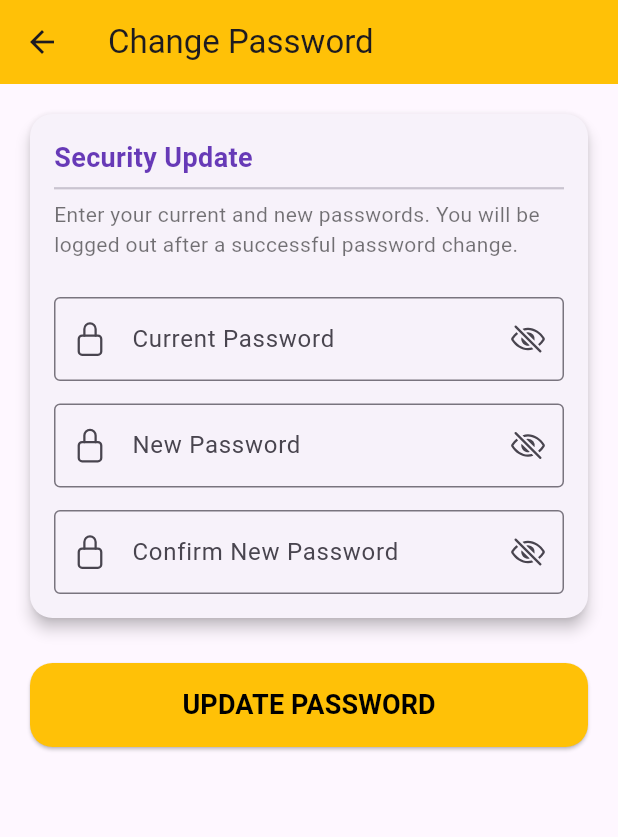
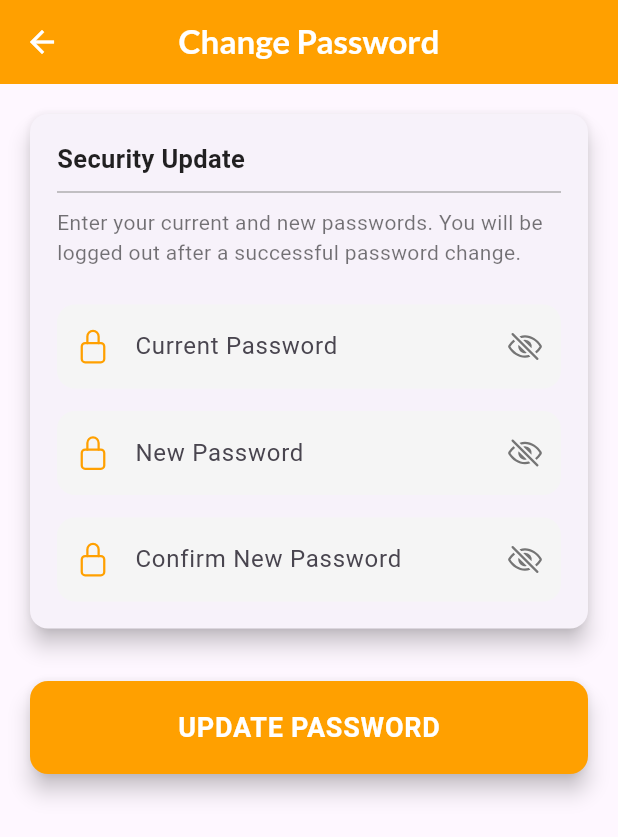
Before and after one commit to kurtpetrola/fmd, a Flutter app: the ChangePasswordPage screen opened directly with empty values, on a phone screen of 412 x 824 dp. Shown: the top 837 px of the screen. Run offline on Flutter 3.47's test engine with Material 3 defaults, Android fonts, the phone set to English and light mode, and no system bars; our stand-ins replace another_flutter_splash_screen, curved_navigation_bar, flutter_map, geocoding, ionicons, latlong2 and 1 more; missing offline and left inert: bcrypt; accounts and stored records are empty.

Commit message:
style(auth): modernize and align change password page UI

```diff
--- a/lib/features/auth/change_password_page.dart
+++ b/lib/features/auth/change_password_page.dart
@@ -104,23 +104,27 @@ class _ChangePasswordPageState extends State<ChangePasswordPage> {
   Widget _buildInfoCard(
       {required String title, required List<Widget> children}) {
     return Card(
-      elevation: 4,
-      shape: RoundedRectangleBorder(borderRadius: BorderRadius.circular(15)),
-      margin: const EdgeInsets.only(bottom: 20),
+      // Consistent card style
+      elevation: 6,
+      shape: RoundedRectangleBorder(
+          borderRadius: BorderRadius.circular(12)), // Match fields
+      margin: const EdgeInsets.only(bottom: 25), // Increased margin
       child: Padding(
-        padding: const EdgeInsets.all(16.0),
+        padding: const EdgeInsets.all(18.0), // Consistent padding
         child: Column(
           crossAxisAlignment: CrossAxisAlignment.start,
           children: [
             Text(
               title,
               style: const TextStyle(
-                fontSize: 18,
-                fontWeight: FontWeight.bold,
-                color: Colors.deepPurple,
+                fontSize: 17,
+                fontWeight: FontWeight.w700,
+                // 🟢 IMPROVEMENT: Use a dark neutral color
+                color: Colors.black87,
               ),
             ),
-            const Divider(height: 15, thickness: 1.5),
+            // Thinner divider
+            const Divider(height: 20, thickness: 0.8, color: Colors.grey),
             ...children,
           ],
         ),
@@ -135,16 +139,39 @@ class _ChangePasswordPageState extends State<ChangePasswordPage> {
       bool isVisible,
       ValueChanged<bool> onVisibilityToggle,
       String? Function(String?) validator) {
+    final Color amberColor = Colors.amber.shade700; // Define primary color
+
     return TextFormField(
       controller: controller,
       obscureText: !isVisible,
       decoration: InputDecoration(
         labelText: label,
-        border: const OutlineInputBorder(),
-        prefixIcon: const Icon(Ionicons.lock_closed_outline),
+        // Modern, filled styling
+        filled: true,
+        fillColor: Colors.grey.shade100,
+
+        // Soft, rounded border
+        border: OutlineInputBorder(
+          borderRadius: BorderRadius.circular(12),
+          borderSide: BorderSide.none,
+        ),
+
+        // Themed focused border
+        focusedBorder: OutlineInputBorder(
+          borderRadius: BorderRadius.circular(12),
+          borderSide: BorderSide(color: amberColor, width: 2.0),
+        ),
+
+        // Themed icon color for consistency
+        prefixIcon: Icon(Ionicons.lock_closed_outline, color: amberColor),
+        contentPadding: EdgeInsets.symmetric(vertical: 16, horizontal: 12),
+
         suffixIcon: IconButton(
-          icon:
-              Icon(isVisible ? Ionicons.eye_outline : Ionicons.eye_off_outline),
+          icon: Icon(
+            isVisible ? Ionicons.eye_outline : Ionicons.eye_off_outline,
+            color:
+                Colors.grey.shade600, // Use a neutral color for secondary icon
+          ),
           onPressed: () => onVisibilityToggle(!isVisible),
         ),
       ),
@@ -156,8 +183,18 @@ class _ChangePasswordPageState extends State<ChangePasswordPage> {
   Widget build(BuildContext context) {
     return Scaffold(
       appBar: AppBar(
-        title: const Text('Change Password'),
-        backgroundColor: Colors.amber,
+        title: const Text(
+          'Change Password',
+          style: TextStyle(
+            fontWeight: FontWeight.bold,
+            fontFamily: 'Lato',
+          ),
+        ),
+        // Use the specific shade and color contrast from other pages
+        backgroundColor: Colors.amber.shade700,
+        foregroundColor: Colors.white, // Text and back button color
+        centerTitle: true,
+        elevation: 0,
       ),
       body: SingleChildScrollView(
         padding: const EdgeInsets.all(20.0),
@@ -247,25 +284,31 @@ class _ChangePasswordPageState extends State<ChangePasswordPage> {
               ElevatedButton(
                 onPressed: _isLoading ? null : _changePassword,
                 style: ElevatedButton.styleFrom(
-                  backgroundColor: Colors.amber,
-                  padding: const EdgeInsets.symmetric(vertical: 15),
+                  //  Use the specific shade and white text for high contrast
+                  backgroundColor: Colors.amber.shade700,
+                  padding:
+                      const EdgeInsets.symmetric(vertical: 18), // Taller button
                   shape: RoundedRectangleBorder(
-                    borderRadius: BorderRadius.circular(15),
+                    borderRadius:
+                        BorderRadius.circular(12), // Match field radius
                   ),
+                  elevation: 6, // Make it pop
                 ),
                 child: _isLoading
                     ? const SizedBox(
                         height: 20,
                         width: 20,
                         child: CircularProgressIndicator(
-                            color: Colors.black, strokeWidth: 2),
+                            color: Colors.white, // White spinner for contrast
+                            strokeWidth: 2.5),
                       )
                     : const Text(
                         'UPDATE PASSWORD',
                         style: TextStyle(
                           fontSize: 18,
                           fontWeight: FontWeight.w700,
-                          color: Colors.black,
+                          color: Colors.white, // White text for contrast
+                          letterSpacing: 0.5,
                         ),
                       ),
               ),
```
